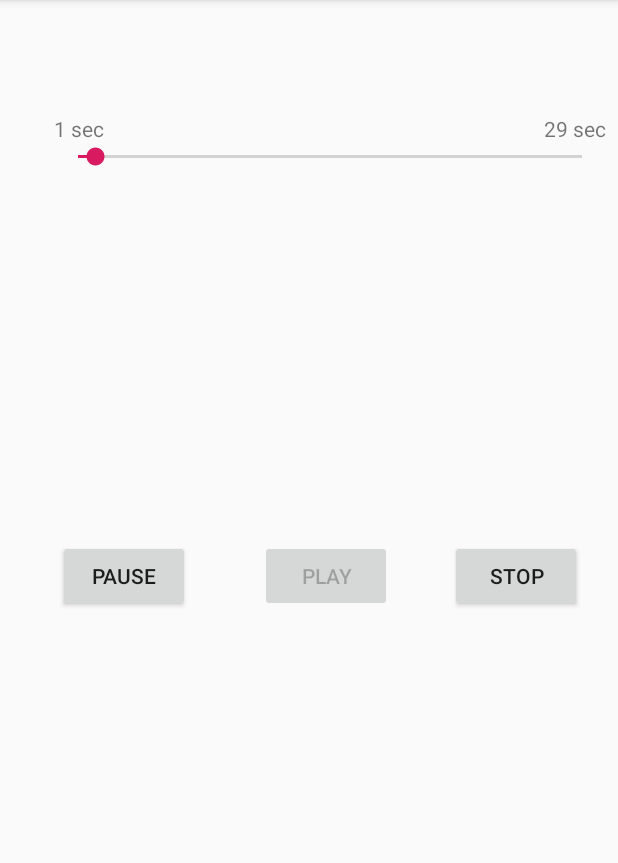
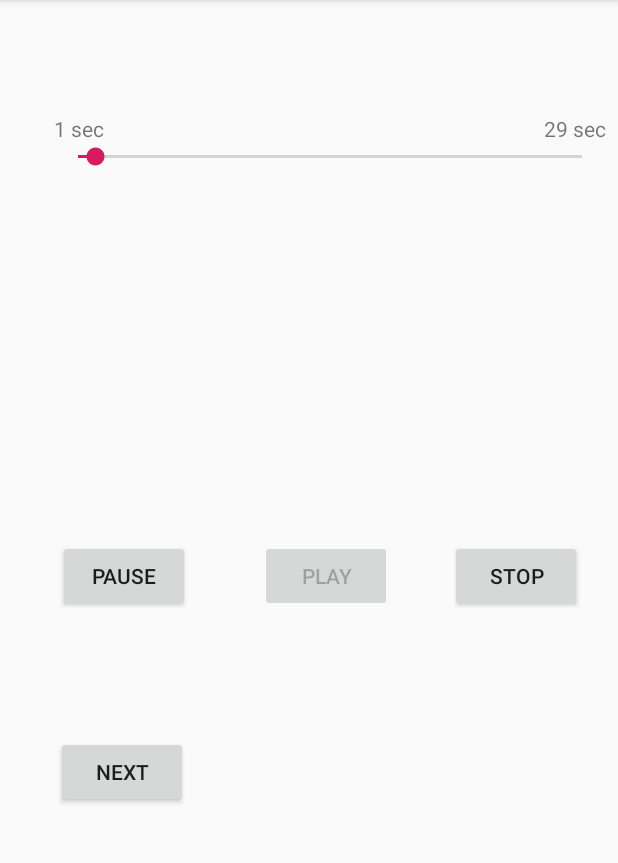
Before and after one commit to turtlina/Candle, an Android app: the screen it shows after launch (MainActivity), after a tap on "PLAY", on a phone screen of 412 x 824 dp, the part 84-947 px from its top. Run offline under Robolectric (Android 15) with nearby library versions, the phone set to English and light mode, and no system bars.

Commit message:
test: call subactivity
1. call Intent() in mainActivity
2. startActivity()
3. declare SubActivity in manifest

```diff
--- a/app/src/main/AndroidManifest.xml
+++ b/app/src/main/AndroidManifest.xml
@@ -17,6 +17,7 @@
                 <category android:name="android.intent.category.LAUNCHER"/>
             </intent-filter>
         </activity>
+        <activity android:name=".SecondActivity"></activity>
     </application>
 
 </manifest>
--- a/app/src/main/res/layout/activity_main.xml
+++ b/app/src/main/res/layout/activity_main.xml
@@ -6,6 +6,21 @@
         android:layout_width="match_parent"
         android:layout_height="match_parent"
         tools:context=".MainActivity">
+
+    <Button
+            android:id="@+id/nextBtn"
+            android:layout_width="wrap_content"
+            android:layout_height="wrap_content"
+            android:layout_marginBottom="15dp"
+            android:layout_marginEnd="15dp"
+            android:layout_marginStart="15dp"
+            android:layout_marginTop="15dp"
+            android:text="Next"
+            app:layout_constraintBottom_toBottomOf="parent"
+            app:layout_constraintEnd_toStartOf="@+id/playBtn"
+            app:layout_constraintStart_toStartOf="parent"
+            app:layout_constraintTop_toTopOf="parent" app:layout_constraintHorizontal_bias="0.405"
+            app:layout_constraintVertical_bias="0.69"/>
 
     <Button
         android:id="@+id/pauseBtn"
```
Also changed, not shown: app/src/main/java/test/hong8yung/com/candle/MainActivity.kt (+6 -0 lines), app/src/main/java/test/hong8yung/com/candle/SecondActivity.kt (added, +12 -0 lines), app/src/main/res/layout/activity_second.xml (added, +18 -0 lines).
